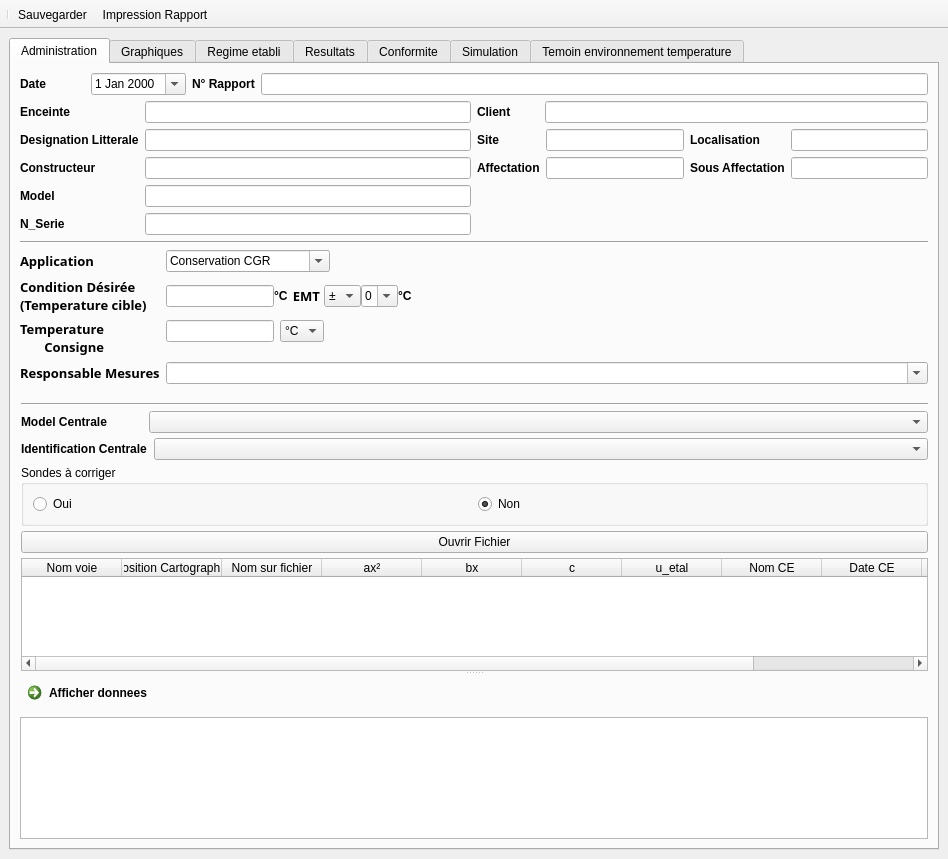
Qt form Modules/Cartographie/GUI/Visu_Modif/Interface_Centrales_Visu_Modif.ui (Pepou/Administration_2) before a commit.
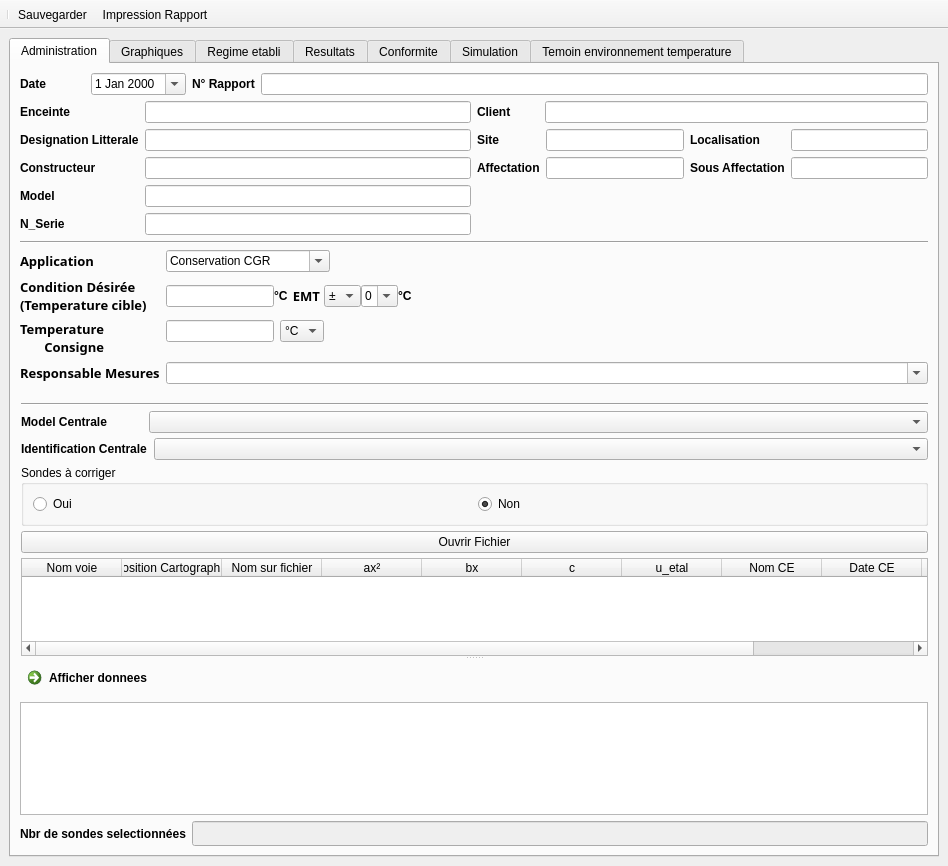
The same form after that commit. Icons and pictures are not drawn. Custom widgets are drawn as their Qt base class.

The edit to the form file:
```diff
--- a/Modules/Cartographie/GUI/Visu_Modif/Interface_Centrales_Visu_Modif.ui
+++ b/Modules/Cartographie/GUI/Visu_Modif/Interface_Centrales_Visu_Modif.ui
@@ -7,7 +7,7 @@
     <x>0</x>
     <y>0</y>
     <width>948</width>
-    <height>859</height>
+    <height>866</height>
    </rect>
   </property>
   <property name="windowTitle">
@@ -812,6 +812,32 @@
           </widget>
          </widget>
         </item>
+        <item>
+         <layout class="QHBoxLayout" name="horizontalLayout_16">
+          <item>
+           <widget class="QLabel" name="label_47">
+            <property name="text">
+             <string>Nbr de sondes selectionnées</string>
+            </property>
+           </widget>
+          </item>
+          <item>
+           <widget class="QLineEdit" name="lineEdit_nbr_sondes">
+            <property name="enabled">
+             <bool>false</bool>
+            </property>
+            <property name="font">
+             <font>
+              <family>Calibri</family>
+              <pointsize>10</pointsize>
+              <weight>75</weight>
+              <bold>true</bold>
+             </font>
+            </property>
+           </widget>
+          </item>
+         </layout>
+        </item>
        </layout>
       </widget>
       <widget class="QWidget" name="tab_2">
```
